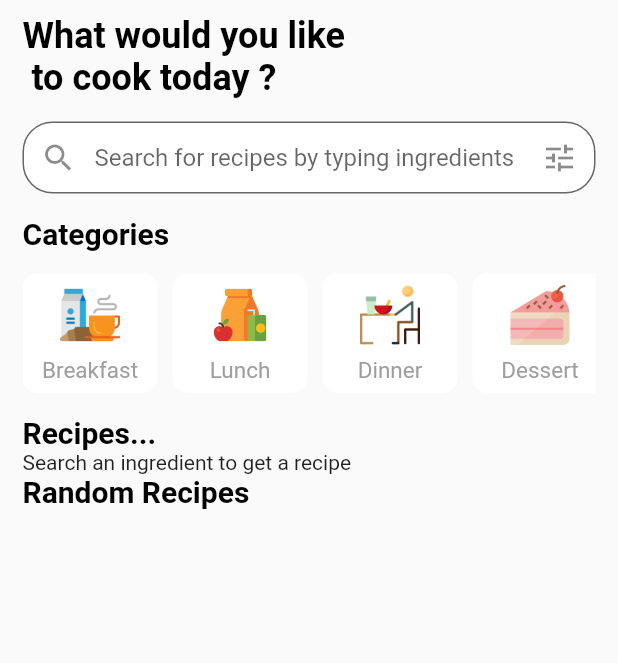
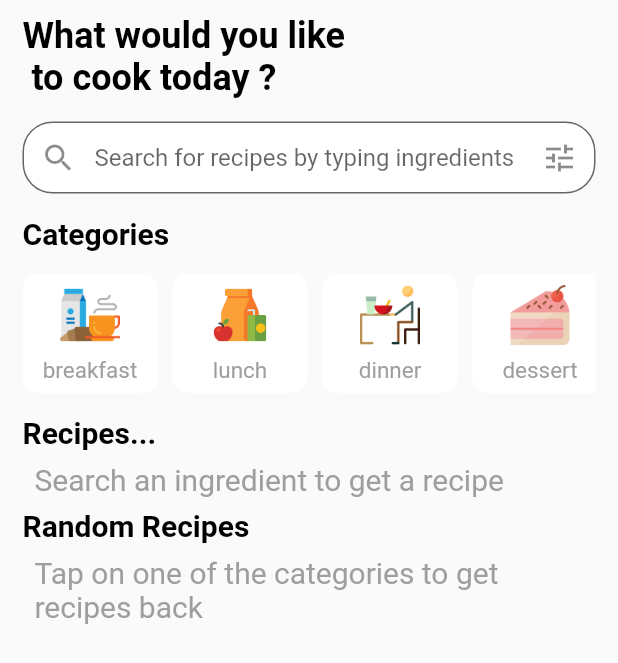
Before and after one commit to J-A-Christopher/recipe, a Flutter app: the screen it shows after launch, on a phone screen of 412 x 824 dp. Shown: the top 663 px of the screen. Run offline on Flutter 3.47's test engine with Material 2 defaults, Android fonts, the phone set to English and light mode, and no system bars; our stand-ins replace bloc, dartz, equatable, flutter_bloc, flutter_dotenv.

Commit message:
Another blazing feature git add .!

```diff
--- a/lib/common/presentations/components/meal_details_component.dart
+++ b/lib/common/presentations/components/meal_details_component.dart
@@ -8,7 +8,11 @@ class MealDetails extends StatelessWidget {
   Widget build(BuildContext context) {
     return Text(
       details,
-      style: const TextStyle(color: Colors.grey, fontSize: 15),
+      style: const TextStyle(
+        color: Colors.grey,
+        fontSize: 15,
+      ),
+      maxLines: 2,
     );
   }
 }
--- /dev/null
+++ b/lib/faetures/randomrecipes/data/exceptions/exceptions.dart
@@ -0,0 +1,3 @@
+class ServerException implements Exception {}
+
+class CacheException implements Exception {}
--- /dev/null
+++ b/lib/faetures/randomrecipes/data/models/random_recipe_model.dart
@@ -0,0 +1,384 @@
+import 'package:equatable/equatable.dart';
+import '../../domain/entities/random_recipe_ent.dart';
+
+class RandomRecipes extends RandomRecipeEnt with EquatableMixin {
+  @override
+  final List<Recipes>? recipes;
+
+  RandomRecipes({
+    this.recipes,
+  });
+
+  RandomRecipes.fromJson(Map<String, dynamic> json)
+      : recipes = (json['recipes'] as List?)
+            ?.map((dynamic e) => Recipes.fromJson(e as Map<String, dynamic>))
+            .toList();
+
+  Map<String, dynamic> toJson() =>
+      {'recipes': recipes?.map((e) => e.toJson()).toList()};
+
+  @override
+  // TODO: implement props
+  List<Object?> get props => throw UnimplementedError();
+}
+
+class Recipes {
+  final bool? vegetarian;
+  final bool? vegan;
+  final bool? glutenFree;
+  final bool? dairyFree;
+  final bool? veryHealthy;
+  final bool? cheap;
+  final bool? veryPopular;
+  final bool? sustainable;
+  final bool? lowFodmap;
+  final int? weightWatcherSmartPoints;
+  final String? gaps;
+  final int? preparationMinutes;
+  final int? cookingMinutes;
+  final int? aggregateLikes;
+  final int? healthScore;
+  final String? creditsText;
+  final String? license;
+  final String? sourceName;
+  final double? pricePerServing;
+  final List<ExtendedIngredients>? extendedIngredients;
+  final int? id;
+  final String? title;
+  final int? readyInMinutes;
+  final int? servings;
+  final String? sourceUrl;
+  final String? image;
+  final String? imageType;
+  final String? summary;
+  final List<dynamic>? cuisines;
+  final List<String>? dishTypes;
+  final List<String>? diets;
+  final List<dynamic>? occasions;
+  final String? instructions;
+  final List<AnalyzedInstructions>? analyzedInstructions;
+  final dynamic originalId;
+  final String? spoonacularSourceUrl;
+
+  Recipes({
+    this.vegetarian,
+    this.vegan,
+    this.glutenFree,
+    this.dairyFree,
+    this.veryHealthy,
+    this.cheap,
+    this.veryPopular,
+    this.sustainable,
+    this.lowFodmap,
+    this.weightWatcherSmartPoints,
+    this.gaps,
+    this.preparationMinutes,
+    this.cookingMinutes,
+    this.aggregateLikes,
+    this.healthScore,
+    this.creditsText,
+    this.license,
+    this.sourceName,
+    this.pricePerServing,
+    this.extendedIngredients,
+    this.id,
+    this.title,
+    this.readyInMinutes,
+    this.servings,
+    this.sourceUrl,
+    this.image,
+    this.imageType,
+    this.summary,
+    this.cuisines,
+    this.dishTypes,
+    this.diets,
+    this.occasions,
+    this.instructions,
+    this.analyzedInstructions,
+    this.originalId,
+    this.spoonacularSourceUrl,
+  });
+
+  Recipes.fromJson(Map<String, dynamic> json)
+      : vegetarian = json['vegetarian'] as bool?,
+        vegan = json['vegan'] as bool?,
+        glutenFree = json['glutenFree'] as bool?,
+        dairyFree = json['dairyFree'] as bool?,
+        veryHealthy = json['veryHealthy'] as bool?,
+        cheap = json['cheap'] as bool?,
+        veryPopular = json['veryPopular'] as bool?,
+        sustainable = json['sustainable'] as bool?,
+        lowFodmap = json['lowFodmap'] as bool?,
+        weightWatcherSmartPoints = json['weightWatcherSmartPoints'] as int?,
+        gaps = json['gaps'] as String?,
+        preparationMinutes = json['preparationMinutes'] as int?,
+        cookingMinutes = json['cookingMinutes'] as int?,
+        aggregateLikes = json['aggregateLikes'] as int?,
+        healthScore = json['healthScore'] as int?,
+        creditsText = json['creditsText'] as String?,
+        license = json['license'] as String?,
+        sourceName = json['sourceName'] as String?,
+        pricePerServing = json['pricePerServing'] as double?,
+        extendedIngredients = (json['extendedIngredients'] as List?)
+            ?.map((dynamic e) =>
+                ExtendedIngredients.fromJson(e as Map<String, dynamic>))
+            .toList(),
+        id = json['id'] as int?,
+        title = json['title'] as String?,
+        readyInMinutes = json['readyInMinutes'] as int?,
+        servings = json['servings'] as int?,
+        sourceUrl = json['sourceUrl'] as String?,
+        image = json['image'] as String?,
+        imageType = json['imageType'] as String?,
+        summary = json['summary'] as String?,
+        cuisines = json['cuisines'] as List?,
+        dishTypes = (json['dishTypes'] as List?)
+            ?.map((dynamic e) => e as String)
+            .toList(),
+        diets =
+            (json['diets'] as List?)?.map((dynamic e) => e as String).toList(),
+        occasions = json['occasions'] as List?,
+        instructions = json['instructions'] as String?,
+        analyzedInstructions = (json['analyzedInstructions'] as List?)
+            ?.map((dynamic e) =>
+                AnalyzedInstructions.fromJson(e as Map<String, dynamic>))
+            .toList(),
+        originalId = json['originalId'],
+        spoonacularSourceUrl = json['spoonacularSourceUrl'] as String?;
+
+  Map<String, dynamic> toJson() => {
+        'vegetarian': vegetarian,
+        'vegan': vegan,
+        'glutenFree': glutenFree,
+        'dairyFree': dairyFree,
+        'veryHealthy': veryHealthy,
+        'cheap': cheap,
+        'veryPopular': veryPopular,
+        'sustainable': sustainable,
+        'lowFodmap': lowFodmap,
+        'weightWatcherSmartPoints': weightWatcherSmartPoints,
+        'gaps': gaps,
+        'preparationMinutes': preparationMinutes,
+        'cookingMinutes': cookingMinutes,
+        'aggregateLikes': aggregateLikes,
+        'healthScore': healthScore,
+        'creditsText': creditsText,
+        'license': license,
+        'sourceName': sourceName,
+        'pricePerServing': pricePerServing,
+        'extendedIngredients':
+            extendedIngredients?.map((e) => e.toJson()).toList(),
+        'id': id,
+        'title': title,
+        'readyInMinutes': readyInMinutes,
+        'servings': servings,
+        'sourceUrl': sourceUrl,
+        'image': image,
+        'imageType': imageType,
+        'summary': summary,
+        'cuisines': cuisines,
+        'dishTypes': dishTypes,
+        'diets': diets,
+        'occasions': occasions,
+        'instructions': instructions,
+        'analyzedInstructions':
+            analyzedInstructions?.map((e) => e.toJson()).toList(),
+        'originalId': originalId,
+        'spoonacularSourceUrl': spoonacularSourceUrl
+      };
+}
+
+class ExtendedIngredients {
+  final int? id;
+  final String? aisle;
+  final String? image;
+  final String? consistency;
+  final String? name;
+  final String? nameClean;
+  final String? original;
+  final String? originalName;
+  final double? amount;
+  final String? unit;
+  final List<String>? meta;
+  final Measures? measures;
+
+  ExtendedIngredients({
+    this.id,
+    this.aisle,
+    this.image,
+    this.consistency,
+    this.name,
+    this.nameClean,
+    this.original,
+    this.originalName,
+    this.amount,
+    this.unit,
+    this.meta,
+    this.measures,
+  });
+
+  ExtendedIngredients.fromJson(Map<String, dynamic> json)
+      : id = json['id'] as int?,
+        aisle = json['aisle'] as String?,
+        image = json['image'] as String?,
+        consistency = json['consistency'] as String?,
+        name = json['name'] as String?,
+        nameClean = json['nameClean'] as String?,
+        original = json['original'] as String?,
+        originalName = json['originalName'] as String?,
+        amount = json['amount'] as double?,
+        unit = json['unit'] as String?,
+        meta =
+            (json['meta'] as List?)?.map((dynamic e) => e as String).toList(),
+        measures = (json['measures'] as Map<String, dynamic>?) != null
+            ? Measures.fromJson(json['measures'] as Map<String, dynamic>)
+            : null;
+
+  Map<String, dynamic> toJson() => {
+        'id': id,
+        'aisle': aisle,
+        'image': image,
+        'consistency': consistency,
+        'name': name,
+        'nameClean': nameClean,
+        'original': original,
+        'originalName': originalName,
+        'amount': amount,
+        'unit': unit,
+        'meta': meta,
+        'measures': measures?.toJson()
+      };
+}
+
+class Measures {
+  final Us? us;
+  final Metric? metric;
+
+  Measures({
+    this.us,
+    this.metric,
+  });
+
+  Measures.fromJson(Map<String, dynamic> json)
+      : us = (json['us'] as Map<String, dynamic>?) != null
+            ? Us.fromJson(json['us'] as Map<String, dynamic>)
+            : null,
+        metric = (json['metric'] as Map<String, dynamic>?) != null
+            ? Metric.fromJson(json['metric'] as Map<String, dynamic>)
+            : null;
+
+  Map<String, dynamic> toJson() =>
+      {'us': us?.toJson(), 'metric': metric?.toJson()};
+}
+
+class Us {
+  final double? amount;
+  final String? unitShort;
+  final String? unitLong;
+
+  Us({
+    this.amount,
+    this.unitShort,
+    this.unitLong,
+  });
+
+  Us.fromJson(Map<String, dynamic> json)
+      : amount = json['amount'] as double?,
+        unitShort = json['unitShort'] as String?,
+        unitLong = json['unitLong'] as String?;
+
+  Map<String, dynamic> toJson() =>
+      {'amount': amount, 'unitShort': unitShort, 'unitLong': unitLong};
+}
+
+class Metric {
+  final double? amount;
+  final String? unitShort;
+  final String? unitLong;
+
+  Metric({
+    this.amount,
+    this.unitShort,
+    this.unitLong,
+  });
+
+  Metric.fromJson(Map<String, dynamic> json)
+      : amount = json['amount'] as double?,
+        unitShort = json['unitShort'] as String?,
+        unitLong = json['unitLong'] as String?;
+
+  Map<String, dynamic> toJson() =>
+      {'amount': amount, 'unitShort': unitShort, 'unitLong': unitLong};
+}
+
+class AnalyzedInstructions {
+  final String? name;
+  final List<Steps>? steps;
+
+  AnalyzedInstructions({
+    this.name,
+    this.steps,
+  });
+
+  AnalyzedInstructions.fromJson(Map<String, dynamic> json)
+      : name = json['name'] as String?,
+        steps = (json['steps'] as List?)
+            ?.map((dynamic e) => Steps.fromJson(e as Map<String, dynamic>))
+            .toList();
+
+  Map<String, dynamic> toJson() =>
+      {'name': name, 'steps': steps?.map((e) => e.toJson()).toList()};
+}
+
+class Steps {
+  final int? number;
+  final String? step;
+  final List<Ingredients>? ingredients;
+  final List<dynamic>? equipment;
+
+  Steps({
+    this.number,
+    this.step,
+    this.ingredients,
+    this.equipment,
+  });
+
+  Steps.fromJson(Map<String, dynamic> json)
+      : number = json['number'] as int?,
+        step = json['step'] as String?,
+        ingredients = (json['ingredients'] as List?)
+            ?.map(
+                (dynamic e) => Ingredients.fromJson(e as Map<String, dynamic>))
+            .toList(),
+        equipment = json['equipment'] as List?;
+
+  Map<String, dynamic> toJson() => {
+        'number': number,
+        'step': step,
+        'ingredients': ingredients?.map((e) => e.toJson()).toList(),
+        'equipment': equipment
+      };
+}
+
+class Ingredients {
+  final int? id;
+  final String? name;
+  final String? localizedName;
+  final String? image;
+
+  Ingredients({
+    this.id,
+    this.name,
+    this.localizedName,
+    this.image,
+  });
+
+  Ingredients.fromJson(Map<String, dynamic> json)
+      : id = json['id'] as int?,
+        name = json['name'] as String?,
+        localizedName = json['localizedName'] as String?,
+        image = json['image'] as String?;
+
+  Map<String, dynamic> toJson() =>
+      {'id': id, 'name': name, 'localizedName': localizedName, 'image': image};
+}
--- /dev/null
+++ b/lib/faetures/randomrecipes/domain/entities/random_recipe_ent.dart
@@ -0,0 +1,15 @@
+import 'package:equatable/equatable.dart';
+import 'package:recipe/faetures/randomrecipes/data/models/random_recipe_model.dart';
+
+class RandomRecipeEnt extends Equatable {
+  final List<Recipes>? recipes;
+
+  const RandomRecipeEnt({
+    this.recipes,
+  });
+  // final String name;
+  // const RandomRecipeEnt({required this.name});
+
+  @override
+  List<Object?> get props => [recipes];
+}
--- /dev/null
+++ b/lib/faetures/randomrecipes/domain/failure/failures.dart
@@ -0,0 +1,5 @@
+abstract class Failure {}
+
+class GeneralFailure extends Failure {}
+
+class Server extends Failure {}
--- /dev/null
+++ b/lib/faetures/randomrecipes/presentation/bloc/random_recipes_event.dart
@@ -0,0 +1,17 @@
+part of 'random_recipes_bloc.dart';
+
+abstract class RandomRecipesEvent extends Equatable {
+  const RandomRecipesEvent();
+
+  @override
+  List<Object> get props => [];
+}
+
+class GetRandomRecipes extends RandomRecipesEvent {
+  final String meal;
+
+  const GetRandomRecipes({required this.meal});
+
+  @override
+  List<Object> get props => [meal];
+}
--- /dev/null
+++ b/lib/faetures/randomrecipes/presentation/bloc/random_recipes_state.dart
@@ -0,0 +1,25 @@
+part of 'random_recipes_bloc.dart';
+
+abstract class RandomRecipesState extends Equatable {
+  const RandomRecipesState();
+
+  @override
+  List<Object> get props => [];
+}
+
+class RandomRecipesInitial extends RandomRecipesState {}
+
+class RandomRecipesLoading extends RandomRecipesState {}
+
+class RandomRecipesLoaded extends RandomRecipesState {
+  final RandomRecipeEnt message;
+  const RandomRecipesLoaded({required this.message});
+}
+
+class RandomRecipesError extends RandomRecipesState {
+  final String message;
+  const RandomRecipesError({required this.message});
+
+  @override
+  List<Object> get props => [message];
+}
--- /dev/null
+++ b/lib/faetures/randomrecipes/presentation/widgets/random_recipes_widget.dart
@@ -0,0 +1,53 @@
+import 'package:flutter/material.dart';
+import 'package:flutter_bloc/flutter_bloc.dart';
+import 'package:recipe/common/presentations/components/meal_details_component.dart';
+import 'package:recipe/faetures/randomrecipes/presentation/bloc/random_recipes_bloc.dart';
+import 'package:recipe/faetures/randomrecipes/presentation/widgets/random_scrollable_widget.dart';
+
+class RandomRecipesWidget extends StatelessWidget {
+  const RandomRecipesWidget({super.key});
+
+  @override
+  Widget build(BuildContext context) {
+    return BlocBuilder<RandomRecipesBloc, RandomRecipesState>(
+        builder: (context, state) {
+      if (state is RandomRecipesLoading) {
+        return const Center(child: CircularProgressIndicator());
+      }
+      if (state is RandomRecipesLoaded) {
+        return const SingleChildScrollView(
+          scrollDirection: Axis.horizontal,
+          child: RandomScrollableWidget(),
+        );
+      }
+      if (state is RandomRecipesInitial) {
+        return const Padding(
+          padding: EdgeInsets.all(8.0),
+          child: Text(
+            'Tap on one of the categories to get recipes back',
+            style: TextStyle(
+              color: Colors.grey,
+              fontSize: 20,
+            ),
+          ),
+        );
+      }
+      if (state is RandomRecipesError) {
+        return Padding(
+            padding: const EdgeInsets.all(8.0),
+            child: Row(
+              children: [
+                const Icon(
+                  Icons.error,
+                  size: 40,
+                  color: Colors.red,
+                ),
+                Text(state.message)
+              ],
+            ));
+      }
+
+      return const SizedBox.shrink();
+    });
+  }
+}
--- a/lib/faetures/searchbyingredients/presentation/screens/home_screen.dart
+++ b/lib/faetures/searchbyingredients/presentation/screens/home_screen.dart
@@ -1,6 +1,7 @@
 import 'package:flutter/material.dart';
 import 'package:recipe/common/presentations/components/screen_title_component.dart';
 import 'package:recipe/common/presentations/components/subsection_component.dart';
+import 'package:recipe/faetures/randomrecipes/presentation/widgets/random_recipes_widget.dart';
 import 'package:recipe/faetures/searchbyingredients/presentation/bloc/searchbyingredients_bloc.dart';
 import 'package:recipe/faetures/searchbyingredients/presentation/widgets/categories_widget.dart';
 import 'package:flutter_bloc/flutter_bloc.dart';
@@ -48,7 +49,8 @@ class HomeScreen extends StatelessWidget {
             ),
             const SubSection(heading: 'Recipes...'),
             const RecipeSample(),
-            const SubSection(heading: 'Random Recipes')
+            const SubSection(heading: 'Random Recipes'),
+            const RandomRecipesWidget()
           ],
         ),
       ),
--- a/lib/faetures/searchbyingredients/presentation/widgets/categories_widget.dart
+++ b/lib/faetures/searchbyingredients/presentation/widgets/categories_widget.dart
@@ -1,5 +1,7 @@
 import 'package:flutter/material.dart';
 import 'package:recipe/common/presentations/components/meal_details_component.dart';
+import 'package:flutter_bloc/flutter_bloc.dart';
+import 'package:recipe/faetures/randomrecipes/presentation/bloc/random_recipes_bloc.dart';
 
 class CategoriesWidget extends StatelessWidget {
   const CategoriesWidget({
@@ -9,12 +11,12 @@ class CategoriesWidget extends StatelessWidget {
   @override
   Widget build(BuildContext context) {
     List<String> mealNames = [
-      'Breakfast',
-      'Lunch',
-      'Dinner',
-      'Dessert',
-      'Drinks',
-      'Junks'
+      'breakfast',
+      'lunch',
+      'dinner',
+      'dessert',
+      'drinks',
+      'junks'
     ];
     List<String> imageNames = [
       'breakfast',
@@ -30,7 +32,13 @@ class CategoriesWidget extends StatelessWidget {
       child: Wrap(
         spacing: 10,
         children: List.generate(mealNames.length, (index) {
-          return Container(
+          return GestureDetector(
+            onTap: () {
+              context
+                  .read<RandomRecipesBloc>()
+                  .add(GetRandomRecipes(meal: mealNames[index]));
+            },
+            child: Container(
               height: 80,
               width: 90,
               decoration: BoxDecoration(
@@ -47,6 +55,7 @@ class CategoriesWidget extends StatelessWidget {
                   MealDetails(details: mealNames[index])
                 ],
               ),
+            ),
           );
         }),
       ),
--- a/lib/faetures/searchbyingredients/presentation/widgets/recipe_sample.dart
+++ b/lib/faetures/searchbyingredients/presentation/widgets/recipe_sample.dart
@@ -10,7 +10,16 @@ class RecipeSample extends StatelessWidget {
   Widget build(BuildContext context) {
     return BlocBuilder<RecipeBloc, RecipeState>(builder: (context, state) {
       if (state is RecipeInitial) {
-        return const Text('Search an ingredient to get a recipe');
+        return const Padding(
+          padding: EdgeInsets.all(8.0),
+          child: Text(
+            'Search an ingredient to get a recipe',
+            style: TextStyle(
+              color: Colors.grey,
+              fontSize: 20,
+            ),
+          ),
+        );
       }
       if (state is RecipeLoading) {
         return const Center(child: CircularProgressIndicator());
--- a/lib/main.dart
+++ b/lib/main.dart
@@ -1,5 +1,6 @@
 import 'package:flutter/material.dart';
 import 'package:recipe/core/utils/app_global_bloc_observer.dart';
+import 'package:recipe/faetures/randomrecipes/presentation/bloc/random_recipes_bloc.dart';
 import 'package:recipe/faetures/searchbyingredients/presentation/bloc/searchbyingredients_bloc.dart';
 import 'package:recipe/faetures/searchbyingredients/presentation/screens/home_screen.dart';
 import 'package:flutter_bloc/flutter_bloc.dart';
@@ -20,8 +21,15 @@ class MyWidget extends StatelessWidget {
   Widget build(BuildContext context) {
     return MaterialApp(
       debugShowCheckedModeBanner: false,
-      home: BlocProvider(
-        create: (_) => RecipeBloc(),
+      home: MultiBlocProvider(
+        providers: [
+          BlocProvider(
+            create: (_) => RecipeBloc(),
+          ),
+          BlocProvider(
+            create: (_) => RandomRecipesBloc(),
+          ),
+        ],
         child: const HomeScreen(),
       ),
     );
```
Also changed, not shown: lib/faetures/randomrecipes/data/datasources/random_recipe_datasource.dart (added, +28 -0 lines), lib/faetures/randomrecipes/data/repositories/random_recipe_repo_impl.dart (added, +23 -0 lines), lib/faetures/randomrecipes/domain/repositories/random_repo.dart (added, +8 -0 lines), lib/faetures/randomrecipes/domain/usecases/randomrecipe_usecase.dart (added, +14 -0 lines), lib/faetures/randomrecipes/presentation/bloc/random_recipes_bloc.dart (added, +36 -0 lines), lib/faetures/randomrecipes/presentation/widgets/random_scrollable_widget.dart (added, +58 -0 lines). Lines whose indentation alone changed are shown as unchanged.
